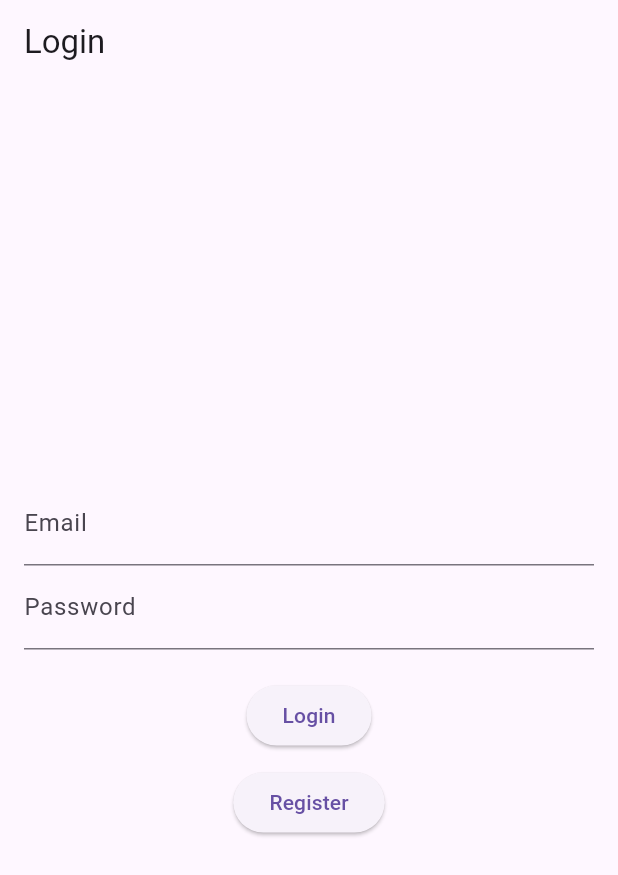
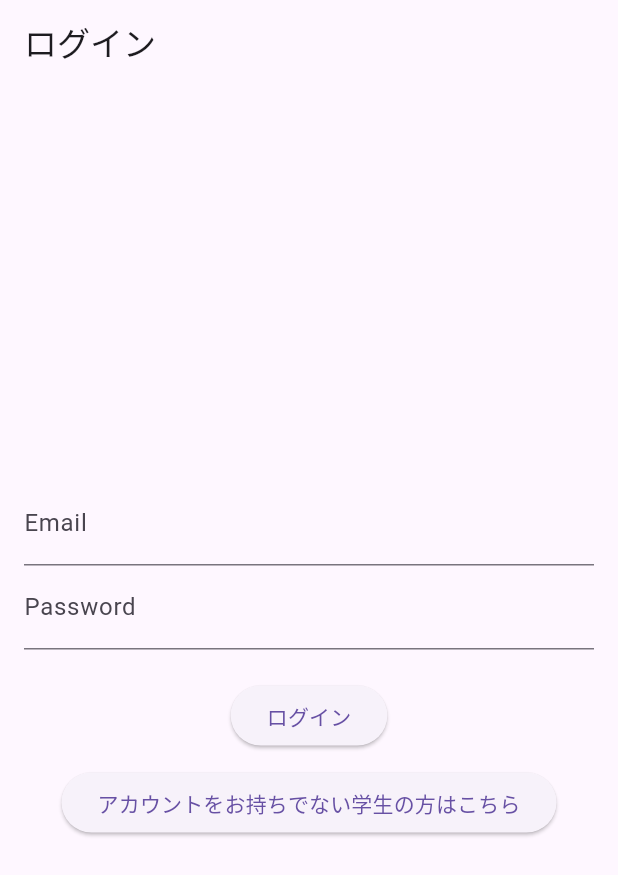
Before and after one commit to Haruki1090/benesse_hackathon_202407, a Flutter app: the screen it shows after launch, on a phone screen of 412 x 824 dp. Shown: the top 875 px of the screen. Run offline on Flutter 3.47's test engine with Material 3 defaults, Android fonts, the phone set to English and light mode, and no system bars; our stand-ins replace firebase_auth, firebase_core; accounts and stored records are empty.

Commit message:
ログイン画面の修正

```diff
--- a/lib/login_screen.dart
+++ b/lib/login_screen.dart
@@ -14,6 +14,7 @@ class _LoginScreenState extends State<LoginScreen> {
   final TextEditingController _passwordController = TextEditingController();
   final FirebaseAuth _auth = FirebaseAuth.instance;
 
+  // ログイン処理
   Future<void> _login() async {
     try {
       await _auth.signInWithEmailAndPassword(
@@ -34,7 +35,7 @@ class _LoginScreenState extends State<LoginScreen> {
   Widget build(BuildContext context) {
     return Scaffold(
       appBar: AppBar(
-        title: const Text('Login'),
+        title: const Text('ログイン'),
       ),
       body: Padding(
         padding: const EdgeInsets.all(16.0),
@@ -53,7 +54,7 @@ class _LoginScreenState extends State<LoginScreen> {
             const SizedBox(height: 20),
             ElevatedButton(
               onPressed: _login,
-              child: const Text('Login'),
+              child: const Text('ログイン'),
             ),
             const SizedBox(height: 10),
             ElevatedButton(
@@ -63,7 +64,7 @@ class _LoginScreenState extends State<LoginScreen> {
                   MaterialPageRoute(builder: (context) => RegisterScreen()),
                 );
               },
-              child: const Text('Register'),
+              child: const Text('アカウントをお持ちでない学生の方はこちら'),
             ),
           ],
         ),
```
